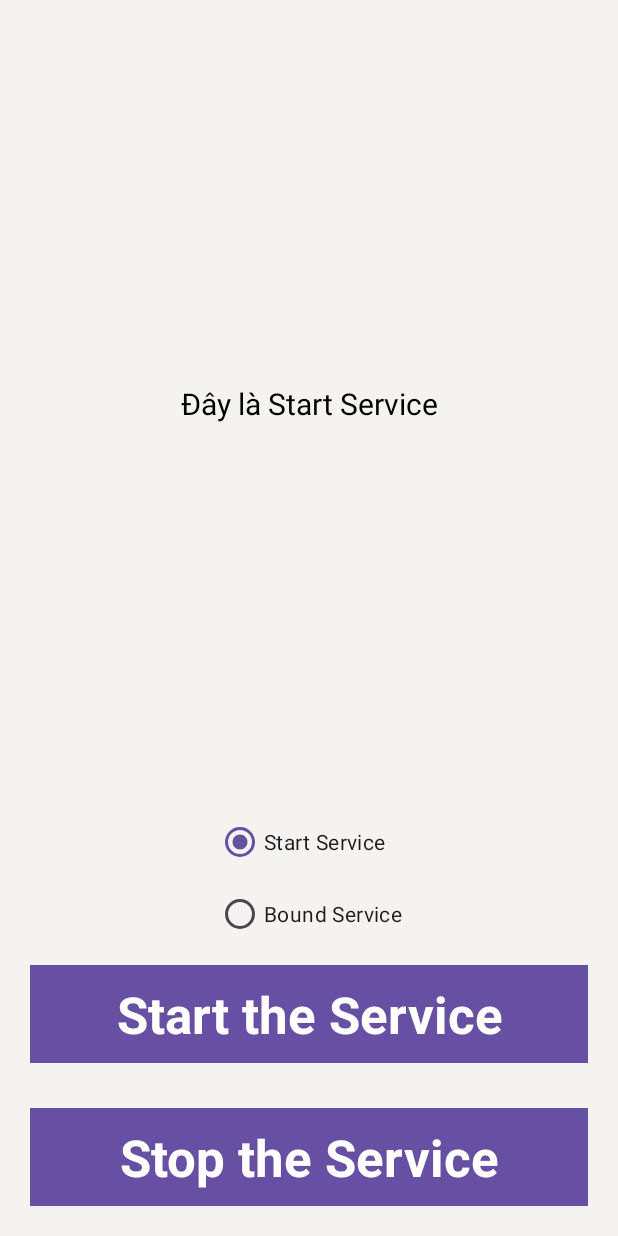
After one commit to NamTranDev/BaiGiangPrm391, an Android app: the ServiceActivity screen opened directly, with no data from a screen before it, on a phone screen of 412 x 824 dp. The commit adds this screen. Run offline under Robolectric (Android 15) with nearby library versions, the phone set to English and light mode, and no system bars.

Commit message:
- Example for service - Example SMS

```diff
--- a/app/src/main/AndroidManifest.xml
+++ b/app/src/main/AndroidManifest.xml
@@ -12,6 +12,7 @@
     <uses-permission android:name="android.permission.READ_PHONE_STATE" />
     <uses-permission android:name="android.permission.INTERNET" />
     <uses-permission android:name="android.permission.READ_MEDIA_AUDIO" />
+    <uses-permission android:name="android.permission.SEND_SMS"/>
 
     <application
         android:allowBackup="true"
@@ -38,6 +39,8 @@
         <activity android:name=".lab6.Lab6Activity"/>
         <activity android:name=".exercise4.Exercise4Activity"/>
         <activity android:name=".videoview.VideoViewActivity"/>
+        <activity android:name=".service.ServiceActivity"/>
+        <activity android:name=".sms.SmsActivity"/>
 
         <receiver android:name=".exercise4.ServiceReceiver"
             android:exported="true">
@@ -49,6 +52,9 @@
             </intent-filter>
 
         </receiver>
+
+        <service android:name=".service.RingToneService"/>
+        <service android:name=".service.CalculatorService"/>
     </application>
 
 </manifest>
--- a/app/src/main/java/nam/tran/baigiangprm391/MainActivity.java
+++ b/app/src/main/java/nam/tran/baigiangprm391/MainActivity.java
@@ -9,6 +9,8 @@ import nam.tran.baigiangprm391.exercise4.Exercise4Activity;
 import nam.tran.baigiangprm391.lab6.Lab6Activity;
 import nam.tran.baigiangprm391.permission.NormalPermissionActivity;
 import nam.tran.baigiangprm391.permission.RuntimePermissionActivity;
+import nam.tran.baigiangprm391.service.ServiceActivity;
+import nam.tran.baigiangprm391.sms.SmsActivity;
 import nam.tran.baigiangprm391.videoview.VideoViewActivity;
 
 public class MainActivity extends AppCompatActivity {
@@ -23,6 +25,8 @@ public class MainActivity extends AppCompatActivity {
         findViewById(R.id.bt_lab_6).setOnClickListener(v -> openScreen(Lab6Activity.class));
         findViewById(R.id.bt_exercise_4).setOnClickListener(v -> openScreen(Exercise4Activity.class));
         findViewById(R.id.bt_video_view).setOnClickListener(v -> openScreen(VideoViewActivity.class));
+        findViewById(R.id.bt_service).setOnClickListener(v -> openScreen(ServiceActivity.class));
+        findViewById(R.id.bt_sms).setOnClickListener(v -> openScreen(SmsActivity.class));
     }
 
     void openScreen(Class screen) {
--- a/app/src/main/java/nam/tran/baigiangprm391/lab6/Lab6Activity.java
+++ b/app/src/main/java/nam/tran/baigiangprm391/lab6/Lab6Activity.java
@@ -123,6 +123,7 @@ public class Lab6Activity extends AppCompatActivity implements View.OnClickListe
         new AlertDialog.Builder(this)
                 .setTitle("Need Permission")
                 .setMessage("Accept permission in setting")
+                .setCancelable(false)
                 .setPositiveButton("Ok", (dialogInterface, i) -> {
                     try {
                         Intent myAppSettings = new Intent(android.provider.Settings.ACTION_APPLICATION_DETAILS_SETTINGS);
@@ -317,7 +318,7 @@ public class Lab6Activity extends AppCompatActivity implements View.OnClickListe
     protected void onDestroy() {
         if (thread != null)
             thread.interrupt();
-
+        player.release();
         super.onDestroy();
     }
 
--- /dev/null
+++ b/app/src/main/java/nam/tran/baigiangprm391/service/ServiceActivity.java
@@ -0,0 +1,124 @@
+package nam.tran.baigiangprm391.service;
+
+import android.content.ComponentName;
+import android.content.Context;
+import android.content.Intent;
+import android.content.ServiceConnection;
+import android.os.Bundle;
+import android.os.IBinder;
+import android.view.View;
+import android.widget.EditText;
+import android.widget.RadioButton;
+import android.widget.TextView;
+import android.widget.Toast;
+
+import androidx.annotation.Nullable;
+import androidx.appcompat.app.AppCompatActivity;
+
+import nam.tran.baigiangprm391.R;
+
+public class ServiceActivity extends AppCompatActivity {
+
+    RadioButton startService,boundService;
+    EditText inputA,inputB;
+    TextView text;
+    private CalculatorService calculatorService;
+    private boolean isBound = false;
+
+    @Override
+    protected void onCreate(@Nullable Bundle savedInstanceState) {
+        super.onCreate(savedInstanceState);
+        setContentView(R.layout.activity_service);
+        startService = findViewById(R.id.rb_start_service);
+        boundService = findViewById(R.id.rb_bound_service);
+        inputA = findViewById(R.id.input_a);
+        inputB = findViewById(R.id.input_b);
+        text = findViewById(R.id.text);
+        text.setOnClickListener(new View.OnClickListener() {
+            @Override
+            public void onClick(View view) {
+                addNumbers();
+            }
+        });
+        startService.setOnClickListener(new View.OnClickListener() {
+            @Override
+            public void onClick(View view) {
+                inputA.setVisibility(View.GONE);
+                inputB.setVisibility(View.GONE);
+                text.setText("Đây là Start Service");
+            }
+        });
+        boundService.setOnClickListener(new View.OnClickListener() {
+            @Override
+            public void onClick(View view) {
+                inputA.setVisibility(View.VISIBLE);
+                inputB.setVisibility(View.VISIBLE);
+                text.setText("Tinh toan ket qua");
+            }
+        });
+        findViewById(R.id.startButton).setOnClickListener(view -> {
+            if (startService.isChecked()){
+                startService(new Intent( this, RingToneService.class ) );
+            }else if (boundService.isChecked()){
+                connectToService();
+            }
+        });
+        findViewById(R.id.stopButton).setOnClickListener(view -> {
+            if (startService.isChecked()){
+                stopService(new Intent( this, RingToneService.class ) );
+            }else if (boundService.isChecked()){
+                disconnectFromService();
+            }
+        });
+    }
+
+    public void connectToService() {
+        Intent intent = new Intent(this, CalculatorService.class);
+        bindService(intent, serviceConnection, Context.BIND_AUTO_CREATE);
+    }
+
+    // Khi người dùng nhấn nút "Add Numbers"
+    public void addNumbers() {
+        if (isBound && calculatorService != null) {
+
+            String textA = inputA.getText().toString();
+            String textB = inputB.getText().toString();
+
+            if (textA.isEmpty() || textB.isEmpty()){
+                Toast.makeText(this,"Nhap so can tinh vao input",Toast.LENGTH_SHORT).show();
+                return;
+            }
+
+            int a = Integer.parseInt(textA);
+            int b = Integer.parseInt(textB);
+
+            int result = calculatorService.addNumbers(a, b);
+            text.setText("Kết quả : " + result);
+        }else{
+            Toast.makeText(this,"Bạn phải start bound service",Toast.LENGTH_SHORT).show();
+        }
+    }
+
+    // Khi người dùng nhấn nút "Disconnect from Service"
+    public void disconnectFromService() {
+        if (isBound) {
+            unbindService(serviceConnection);
+            isBound = false;
+        }
+    }
+
+    // Service Connection để quản lý kết nối với Service
+    private ServiceConnection serviceConnection = new ServiceConnection() {
+        @Override
+        public void onServiceConnected(ComponentName componentName, IBinder iBinder) {
+            CalculatorService.CalculatorBinder binder = (CalculatorService.CalculatorBinder) iBinder;
+            calculatorService = binder.getService();
+            isBound = true;
+        }
+
+        @Override
+        public void onServiceDisconnected(ComponentName componentName) {
+            isBound = false;
+        }
+    };
+}
--- /dev/null
+++ b/app/src/main/res/layout/activity_service.xml
@@ -0,0 +1,117 @@
+<?xml version="1.0" encoding="utf-8"?>
+<androidx.constraintlayout.widget.ConstraintLayout
+    xmlns:android="http://schemas.android.com/apk/res/android"
+    xmlns:app="http://schemas.android.com/apk/res-auto"
+    xmlns:tools="http://schemas.android.com/tools"
+    android:layout_width="match_parent"
+    android:layout_height="match_parent"
+    android:background="#168BC34A"
+    tools:context=".service.ServiceActivity">
+
+    <EditText
+        android:id="@+id/input_a"
+        android:layout_width="match_parent"
+        android:layout_height="wrap_content"
+        android:textColor="@color/black"
+        android:textSize="20sp"
+        android:inputType="number"
+        android:padding="10dp"
+        android:layout_margin="20dp"
+        android:hint="Input a"
+        android:visibility="gone"
+        tools:visibility="visible"
+        app:layout_constraintTop_toTopOf="parent"
+        app:layout_constraintStart_toStartOf="parent"/>
+
+    <EditText
+        android:id="@+id/input_b"
+        android:layout_width="match_parent"
+        android:layout_height="wrap_content"
+        android:textColor="@color/black"
+        android:textSize="20sp"
+        android:inputType="number"
+        android:padding="10dp"
+        android:layout_margin="20dp"
+        android:hint="Input b"
+        android:visibility="gone"
+        tools:visibility="visible"
+        app:layout_constraintTop_toBottomOf="@+id/input_a"
+        app:layout_constraintStart_toStartOf="parent"/>
+
+    <androidx.appcompat.widget.AppCompatTextView
+        android:id="@+id/text"
+        android:layout_width="wrap_content"
+        android:layout_height="wrap_content"
+        android:textColor="@color/black"
+        android:textSize="20sp"
+        tools:visibility="visible"
+        android:text="Đây là Start Service"
+        app:layout_constraintBottom_toTopOf="@+id/linearLayout"
+        app:layout_constraintEnd_toEndOf="parent"
+        app:layout_constraintStart_toStartOf="parent"
+        app:layout_constraintTop_toBottomOf="@+id/input_b"
+        tools:text="Kết quả" />
+
+    <LinearLayout
+        android:id="@+id/linearLayout"
+        android:layout_width="match_parent"
+        android:layout_height="wrap_content"
+        android:layout_centerVertical="true"
+        android:orientation="vertical"
+        app:layout_constraintBottom_toBottomOf="parent"
+        app:layout_constraintEnd_toEndOf="parent"
+        app:layout_constraintStart_toStartOf="parent"
+        app:layout_constraintTop_toTopOf="parent"
+        app:layout_constraintVertical_bias="1.0"
+        tools:ignore="MissingConstraints">
+
+        <RadioGroup
+            android:layout_width="wrap_content"
+            android:layout_height="wrap_content"
+            android:layout_gravity="center">
+            <RadioButton
+                android:id="@+id/rb_start_service"
+                android:layout_width="match_parent"
+                android:layout_height="wrap_content"
+                android:text="Start Service"
+                android:checked="true"/>
+
+            <RadioButton
+                android:id="@+id/rb_bound_service"
+                android:layout_width="wrap_content"
+                android:layout_height="wrap_content"
+                android:text="Bound Service"/>
+        </RadioGroup>
+
+        <Button
+            android:id="@+id/startButton"
+            android:layout_width="match_parent"
+            android:layout_height="match_parent"
+            android:layout_marginStart="20dp"
+            android:layout_marginTop="10dp"
+            android:layout_marginEnd="20dp"
+            android:layout_marginBottom="20dp"
+            android:background="#4CAF50"
+            android:text="@string/startButtonText"
+            android:textAlignment="center"
+            android:textAppearance="@style/TextAppearance.AppCompat.Display1"
+            android:textColor="#FFFFFF"
+            android:textStyle="bold" />
+
+        <Button
+            android:id="@+id/stopButton"
+            android:layout_width="match_parent"
+            android:layout_height="match_parent"
+            android:layout_marginStart="20dp"
+            android:layout_marginTop="10dp"
+            android:layout_marginEnd="20dp"
+            android:layout_marginBottom="20dp"
+            android:background="#4CAF50"
+            android:text="@string/stopButtonText"
+            android:textAlignment="center"
+            android:textAppearance="@style/TextAppearance.AppCompat.Display1"
+            android:textColor="#FFFFFF"
+            android:textStyle="bold" />
+    </LinearLayout>
+
+</androidx.constraintlayout.widget.ConstraintLayout>
--- a/app/src/main/res/values/strings.xml
+++ b/app/src/main/res/values/strings.xml
@@ -1,4 +1,8 @@
 <resources>
     <string name="app_name">BaiGiangPrm391</string>
     <string name="txt_alert">Hãy cấp quyền truy cập để lấy ds bài hát</string>
+
+    <string name="heading">Services In Android</string>
+    <string name="startButtonText">Start the Service</string>
+    <string name="stopButtonText">Stop the Service</string>
 </resources>
```
Also changed, not shown: app/src/main/java/nam/tran/baigiangprm391/service/CalculatorService.java (added, +26 -0 lines), app/src/main/java/nam/tran/baigiangprm391/service/RingToneService.java (added, +41 -0 lines), app/src/main/java/nam/tran/baigiangprm391/sms/SmsActivity.java (added, +108 -0 lines), app/src/main/res/layout/activity_main.xml (+22 -2 lines), app/src/main/res/layout/activity_sms.xml (added, +65 -0 lines).
